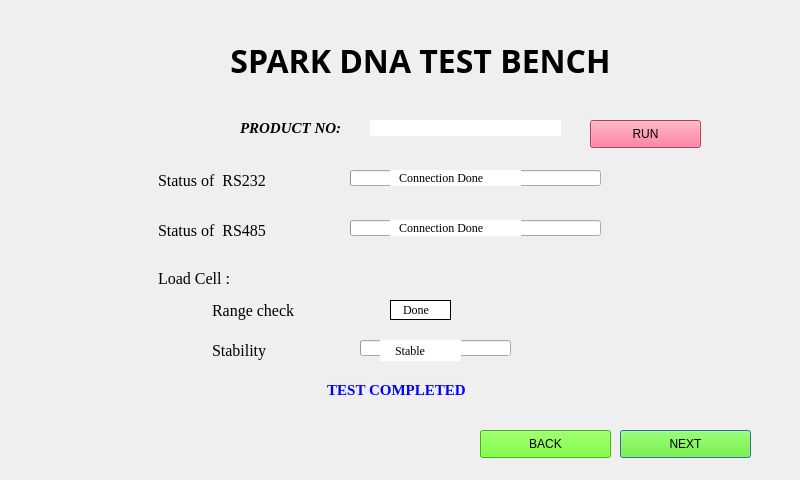
The window that secondDialog.ui (maharaja1510/UI) describes before a commit, drawn with Qt 5.
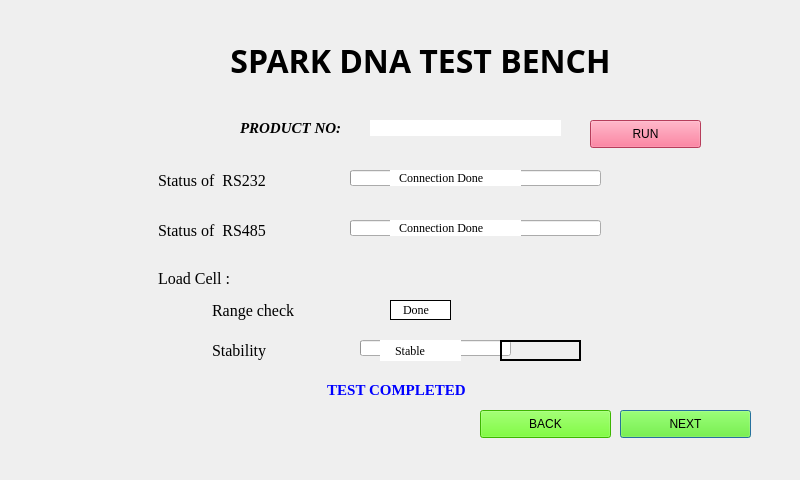
The same window after the commit.

What changed in the file:
```diff
--- a/secondDialog.ui
+++ b/secondDialog.ui
@@ -44,7 +44,7 @@
    <property name="geometry">
     <rect>
      <x>620</x>
-     <y>430</y>
+     <y>410</y>
      <width>131</width>
      <height>28</height>
     </rect>
@@ -66,7 +66,7 @@
    <property name="geometry">
     <rect>
      <x>480</x>
-     <y>430</y>
+     <y>410</y>
      <width>131</width>
      <height>28</height>
     </rect>
@@ -430,6 +430,23 @@
     <string>  TEST COMPLETED</string>
    </property>
   </widget>
+  <widget class="QLabel" name="stablevaluelabel">
+   <property name="geometry">
+    <rect>
+     <x>500</x>
+     <y>340</y>
+     <width>81</width>
+     <height>21</height>
+    </rect>
+   </property>
+   <property name="styleSheet">
+    <string notr="true">border-color: rgb(0, 0, 0);
+border: 2px solid black;</string>
+   </property>
+   <property name="text">
+    <string/>
+   </property>
+  </widget>
   <zorder>label</zorder>
   <zorder>thirdnextbutton</zorder>
   <zorder>backbutton</zorder>
@@ -450,6 +467,7 @@
   <zorder>testinprogresslabel</zorder>
   <zorder>stabilityprogressBar</zorder>
   <zorder>stablecomplelabel</zorder>
+  <zorder>stablevaluelabel</zorder>
  </widget>
  <resources>
   <include location="download.qrc"/>
```
